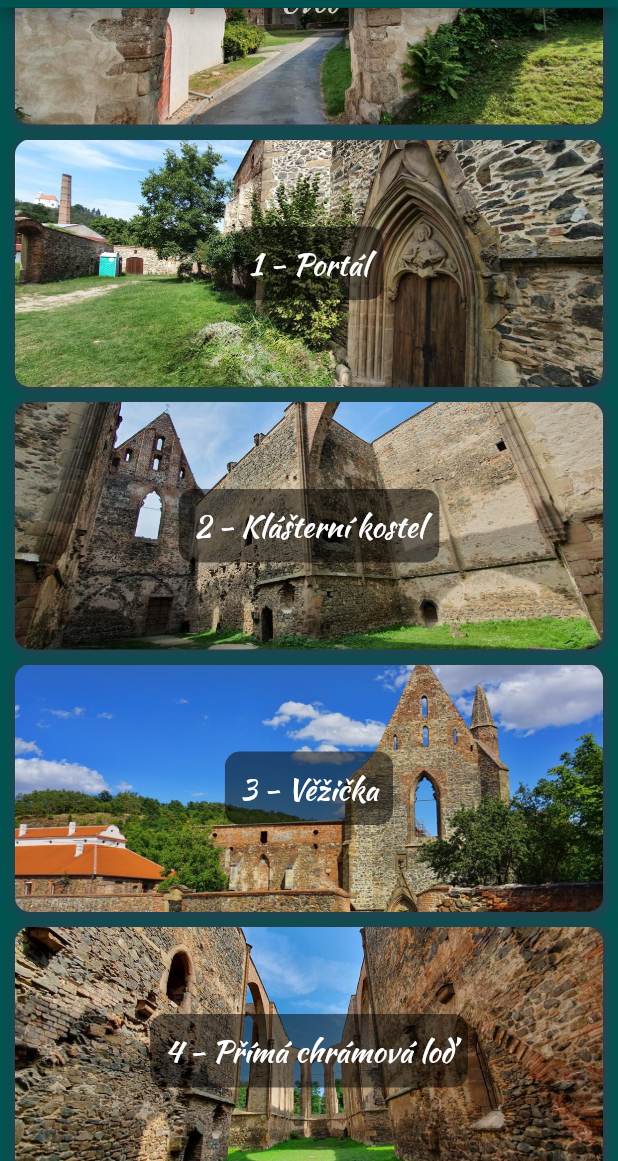
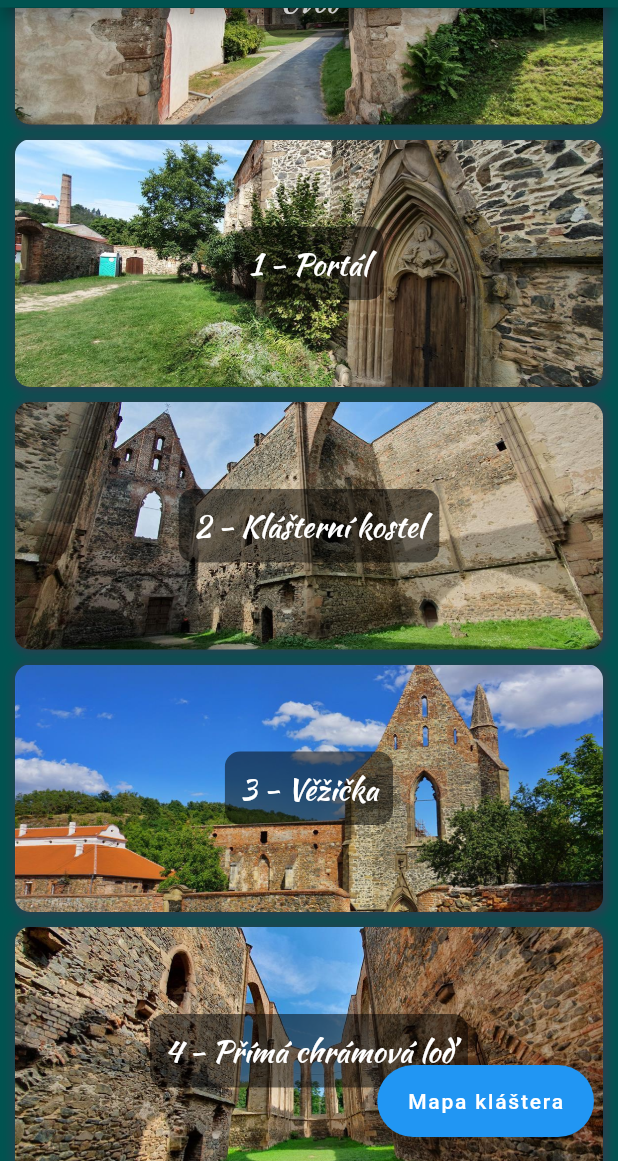
Before and after one commit to zowelu/dolni_kounice, a Flutter app: the AudioGuideRosaCoeli screen opened by its route, scrolled down 576 dp, on a phone screen of 412 x 824 dp, the part 75-1236 px from its top. Run offline on Flutter 3.47's test engine with Material 2 defaults, Android fonts, the phone set to English and light mode, and no system bars; our stand-ins replace audioplayers, photo_view.

Commit message:
zmněna v audio_guide_rosa_coeli.dart na default_page_of_choice_with_floating_button.dart

```diff
--- a/lib/components/default_page_of_choice_for_audio.dart
+++ b/lib/components/default_page_of_choice_with_floating_button.dart
@@ -2,8 +2,8 @@ import 'package:flutter/material.dart';
 import 'package:mesto_pamatek/constants/constants.dart';
 import 'package:mesto_pamatek/components/my_app_bar.dart';
 
-class DefaultPageOfChoice extends StatelessWidget {
-  DefaultPageOfChoice(
+class DefaultPageOfChoiceWithFloatingButton extends StatelessWidget {
+  DefaultPageOfChoiceWithFloatingButton(
       {@required this.tittleOfAppbar, @required this.listOfWidget});
 
   final String tittleOfAppbar;
--- a/lib/screens/audio_guide_rosa_coeli.dart
+++ b/lib/screens/audio_guide_rosa_coeli.dart
@@ -1,5 +1,5 @@
 import 'package:flutter/material.dart';
-import 'package:mesto_pamatek/components/default_page_of_choice.dart';
+import 'package:mesto_pamatek/components/default_page_of_choice_with_floating_button.dart';
 import 'package:mesto_pamatek/constants/constants.dart';
 import 'package:mesto_pamatek/components/choice_container.dart';
 import 'package:mesto_pamatek/components/container_header_image_background.dart';
@@ -22,7 +22,7 @@ class AudioGuideRosaCoeli extends StatefulWidget {
 class _AudioGuideRosaCoeliState extends State<AudioGuideRosaCoeli> {
   @override
   Widget build(BuildContext context) {
-    return DefaultPageOfChoice(
+    return DefaultPageOfChoiceWithFloatingButton(
       tittleOfAppbar: 'Audioprůvodce',
       listOfWidget: [
         Hero(
```
